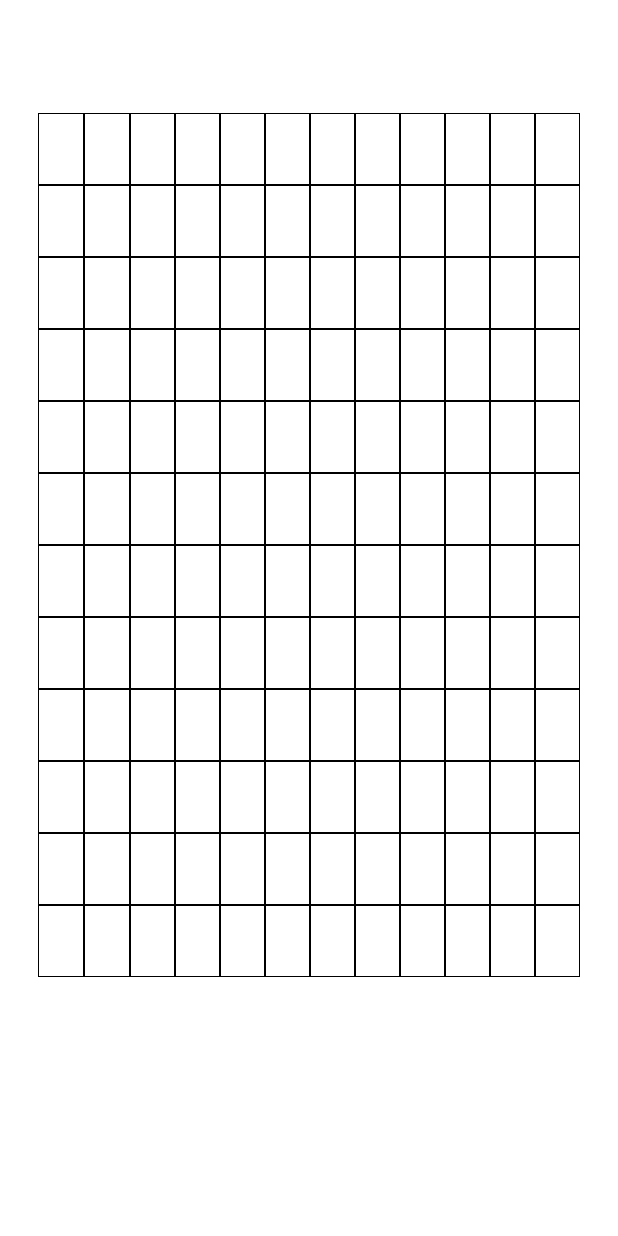
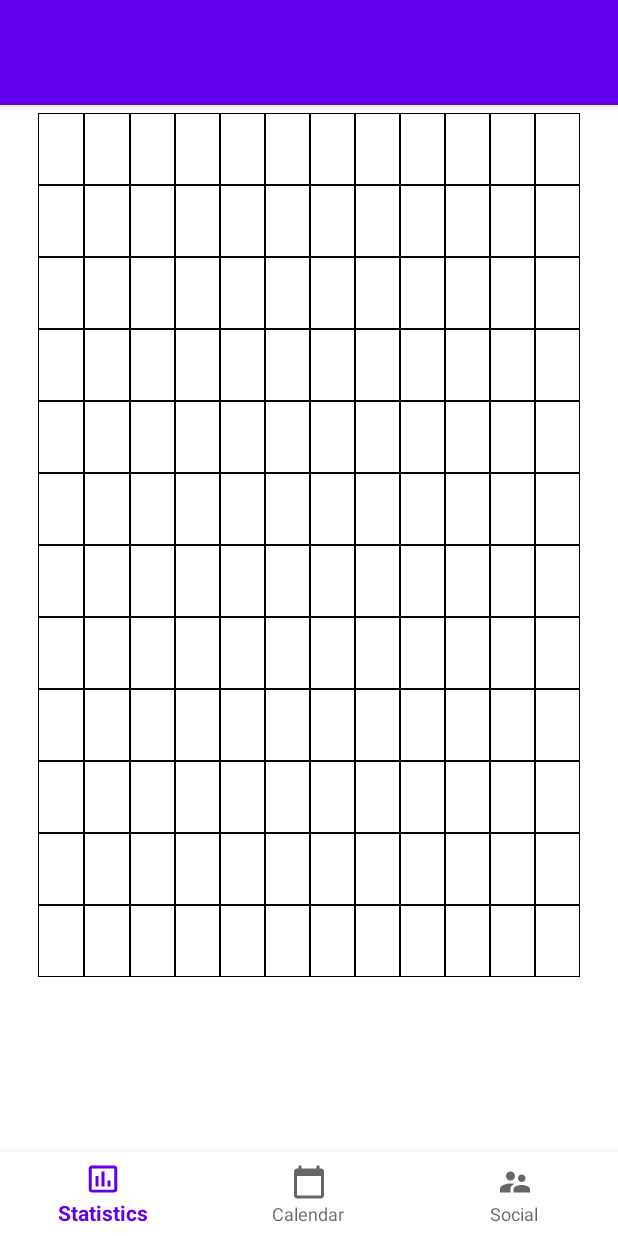
Before and after one commit to chan9908181/TeamZCC, an Android app: the screen it shows after launch (MainActivity), on a phone screen of 412 x 824 dp. Run offline under Robolectric (Android 15) with nearby library versions, the phone set to English and light mode, and no system bars.

Commit message:
added bottom navigation bar

```diff
--- /dev/null
+++ b/app/src/main/res/drawable/ic_baseline_calendar_today_24.xml
@@ -0,0 +1,5 @@
+<vector android:height="24dp" android:tint="#000000"
+    android:viewportHeight="24" android:viewportWidth="24"
+    android:width="24dp" xmlns:android="http://schemas.android.com/apk/res/android">
+    <path android:fillColor="@android:color/white" android:pathData="M20,3h-1L19,1h-2v2L7,3L7,1L5,1v2L4,3c-1.1,0 -2,0.9 -2,2v16c0,1.1 0.9,2 2,2h16c1.1,0 2,-0.9 2,-2L22,5c0,-1.1 -0.9,-2 -2,-2zM20,21L4,21L4,8h16v13z"/>
+</vector>
--- /dev/null
+++ b/app/src/main/res/drawable/ic_social_24.xml
@@ -0,0 +1,5 @@
+<vector android:height="24dp" android:tint="#000000"
+    android:viewportHeight="24" android:viewportWidth="24"
+    android:width="24dp" xmlns:android="http://schemas.android.com/apk/res/android">
+    <path android:fillColor="@android:color/white" android:pathData="M16.5,12c1.38,0 2.49,-1.12 2.49,-2.5S17.88,7 16.5,7C15.12,7 14,8.12 14,9.5s1.12,2.5 2.5,2.5zM9,11c1.66,0 2.99,-1.34 2.99,-3S10.66,5 9,5C7.34,5 6,6.34 6,8s1.34,3 3,3zM16.5,14c-1.83,0 -5.5,0.92 -5.5,2.75L11,19h11v-2.25c0,-1.83 -3.67,-2.75 -5.5,-2.75zM9,13c-2.33,0 -7,1.17 -7,3.5L2,19h7v-2.25c0,-0.85 0.33,-2.34 2.37,-3.47C10.5,13.1 9.66,13 9,13z"/>
+</vector>
--- /dev/null
+++ b/app/src/main/res/drawable/ic_stat_24.xml
@@ -0,0 +1,5 @@
+<vector android:height="24dp" android:tint="#000000"
+    android:viewportHeight="24" android:viewportWidth="24"
+    android:width="24dp" xmlns:android="http://schemas.android.com/apk/res/android">
+    <path android:fillColor="@android:color/white" android:pathData="M9,17L7,17v-7h2v7zM13,17h-2L11,7h2v10zM17,17h-2v-4h2v4zM19.5,19.1h-15L4.5,5h15v14.1zM19.5,3h-15c-1.1,0 -2,0.9 -2,2v14c0,1.1 0.9,2 2,2h15c1.1,0 2,-0.9 2,-2L21.5,5c0,-1.1 -0.9,-2 -2,-2z"/>
+</vector>
--- a/app/src/main/res/layout/activity_main.xml
+++ b/app/src/main/res/layout/activity_main.xml
@@ -8,8 +8,41 @@
     android:background="@color/white"
     tools:context=".MainActivity">
 
+    <androidx.appcompat.widget.Toolbar
+        android:id="@+id/home_toolbar"
+        android:layout_width="match_parent"
+        android:layout_height="wrap_content"
+        android:background="@color/purple_500"
+        android:elevation="4dp"
+        android:minHeight="70dp"
+        app:layout_constraintEnd_toEndOf="parent"
+        app:layout_constraintStart_toStartOf="parent"
+        app:contentInsetStart="0dp"
+        app:contentInsetEnd="0dp"
+        app:layout_constraintTop_toTopOf="parent"
+        app:popupTheme="@style/ThemeOverlay.AppCompat.Light">
+
+    </androidx.appcompat.widget.Toolbar>
+
+    <!--        app:itemIconTint="@drawable/"-->
+    <!--        app:itemTextColor="@drawable/nav_selected_item_color"<!-->
+
+    <com.google.android.material.bottomnavigation.BottomNavigationView
+        android:id="@+id/bottom_nav_bar"
+        android:layout_width="match_parent"
+        android:layout_height="wrap_content"
+        android:layout_alignParentBottom="true"
+        app:itemBackground="@android:color/white"
+        app:labelVisibilityMode="labeled"
+        app:layout_constraintBottom_toBottomOf="parent"
+        app:layout_constraintEnd_toEndOf="parent"
+        app:layout_constraintStart_toStartOf="parent"
+        app:menu="@menu/bottom_nav_menu">
+
+    </com.google.android.material.bottomnavigation.BottomNavigationView>
 
     <TableLayout
+        android:id="@+id/tableLayout"
         android:layout_width="0dp"
         android:layout_height="0dp"
         android:layout_marginStart="25dp"
--- /dev/null
+++ b/app/src/main/res/menu/bottom_nav_menu.xml
@@ -0,0 +1,19 @@
+<?xml version="1.0" encoding="utf-8"?>
+<menu xmlns:android="http://schemas.android.com/apk/res/android">
+
+    <item
+        android:id="@+id/navigation_statistics"
+        android:icon="@drawable/ic_stat_24"
+        android:title="@string/title_statistics"/>
+
+    <item
+        android:id="@+id/navigation_calendar"
+        android:icon="@drawable/ic_baseline_calendar_today_24"
+        android:title="@string/title_calendar"/>
+
+    <item
+        android:id="@+id/navigation_notifications"
+        android:icon="@drawable/ic_social_24"
+        android:title="@string/title_social"/>
+
+</menu>
--- a/app/src/main/res/values/strings.xml
+++ b/app/src/main/res/values/strings.xml
@@ -1,4 +1,12 @@
 <resources>
     <string name="app_name">Squares</string>
     <string name="welcome">Hello Zexin , Christina and Chan!</string>
+    <string name="title_home">Home</string>
+    <string name="title_calendar">Calendar</string>
+    <string name="title_social">Social</string>
+    <string name="title_statistics">Statistics</string>
+    <string name="title_dashboard">Dashboard</string>
+    <string name="title_notifications">Notifications</string>
+
+
 </resources>
```
Also changed, not shown: app/src/main/res/drawable/ic_dashboard_black_24dp.xml (added, +9 -0 lines), app/src/main/res/drawable/ic_home_black_24dp.xml (added, +9 -0 lines), app/src/main/res/drawable/ic_notifications_black_24dp.xml (added, +9 -0 lines).
